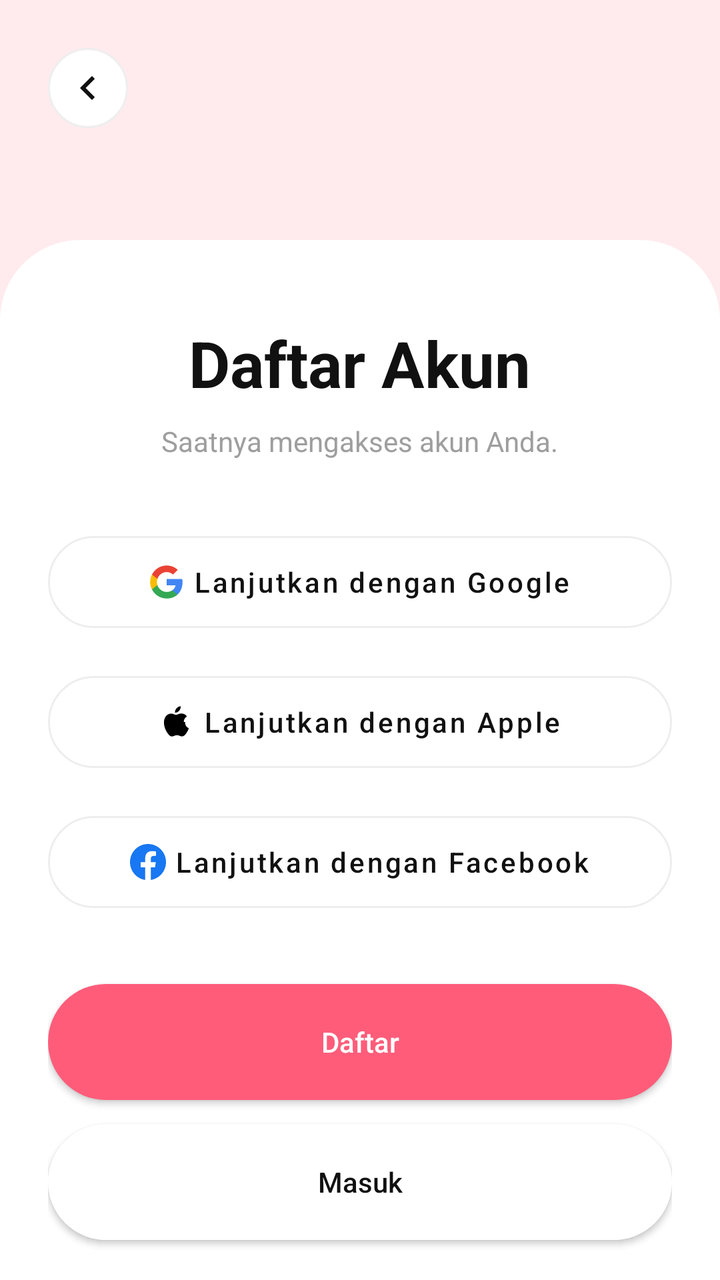
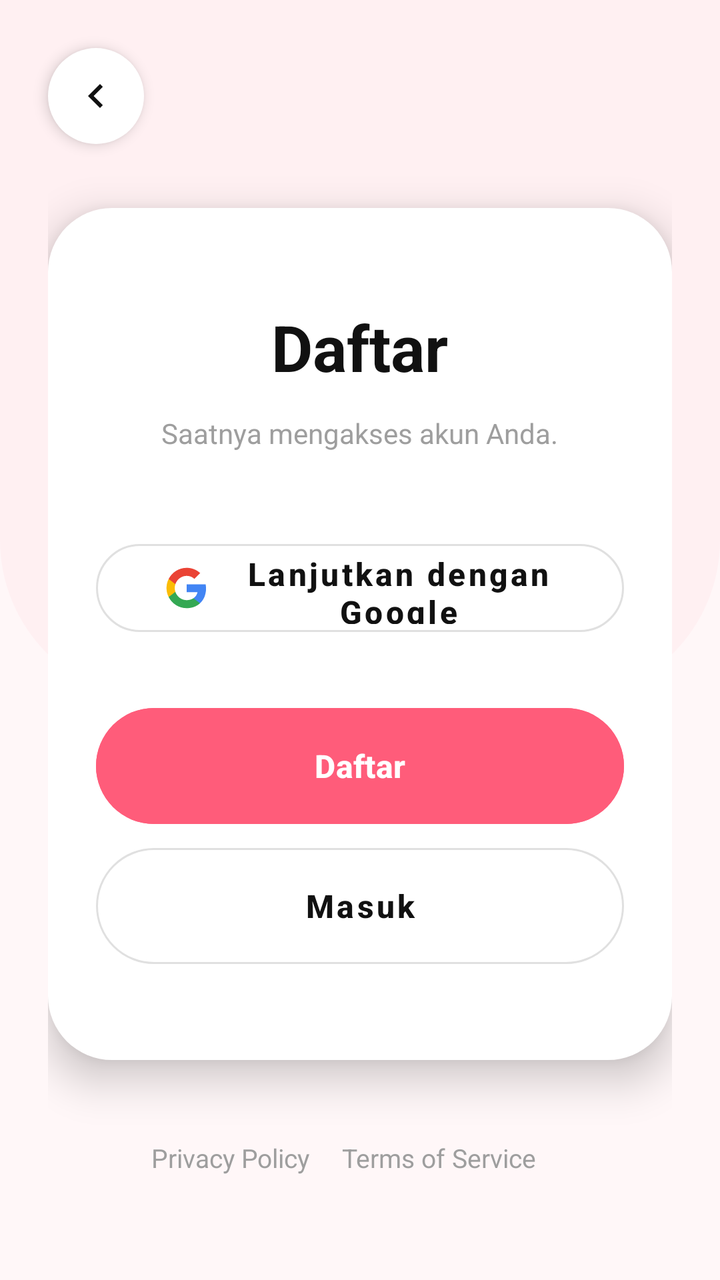

Compare the two renders of this Android layout. The source of the first and the diff that turns it into the second are given below.
<!-- AndroidManifest.xml: application theme Theme.TrackerSiklusMenstruasi -->
<!-- res/layout/activity_signup.xml -->
<?xml version="1.0" encoding="utf-8"?>
<androidx.constraintlayout.widget.ConstraintLayout xmlns:android="http://schemas.android.com/apk/res/android"
    xmlns:app="http://schemas.android.com/apk/res-auto"
    android:layout_width="match_parent"
    android:layout_height="match_parent"
    android:background="@color/peach_bg">

    <ImageButton
        android:id="@+id/btnBack"
        android:layout_width="40dp"
        android:layout_height="40dp"
        android:layout_marginStart="24dp"
        android:layout_marginTop="24dp"
        android:background="@drawable/bg_back_button"
        android:src="@drawable/ic_back"
        app:layout_constraintStart_toStartOf="parent"
        app:layout_constraintTop_toTopOf="parent"
        android:contentDescription="Back" />

    
    <View
        android:id="@+id/cardBg"
        android:layout_width="match_parent"
        android:layout_height="0dp"
        android:layout_marginTop="120dp"
        android:background="@drawable/bg_card"
        app:layout_constraintBottom_toBottomOf="parent"
        app:layout_constraintTop_toTopOf="parent" />

    <androidx.core.widget.NestedScrollView
        android:layout_width="match_parent"
        android:layout_height="0dp"
        android:fillViewport="true"
        app:layout_constraintBottom_toBottomOf="parent"
        app:layout_constraintTop_toTopOf="@id/cardBg">

        <LinearLayout
            android:layout_width="match_parent"
            android:layout_height="wrap_content"
            android:gravity="center_horizontal"
            android:orientation="vertical"
            android:padding="24dp">

            <TextView
                android:layout_width="wrap_content"
                android:layout_height="wrap_content"
                android:layout_marginTop="16dp"
                android:text="Daftar Akun"
                android:textColor="@color/black"
                android:textSize="32sp"
                android:textStyle="bold" />

            <TextView
                android:layout_width="wrap_content"
                android:layout_height="wrap_content"
                android:layout_marginTop="8dp"
                android:text="Saatnya mengakses akun Anda."
                android:textColor="@color/gray"
                android:textSize="14sp" />

            
            <com.google.android.material.button.MaterialButton
                android:id="@+id/btnGoogle"
                style="@style/Widget.MaterialComponents.Button.OutlinedButton"
                android:layout_width="match_parent"
                android:layout_height="58dp"
                android:layout_marginTop="32dp"
                android:text="Lanjutkan dengan Google"
                android:textAllCaps="false"
                android:textColor="@color/black"
                app:cornerRadius="30dp"
                app:strokeColor="@color/stroke"
                app:icon="@drawable/ic_google"
                app:iconGravity="textStart"
                app:iconTint="@null" />

            <com.google.android.material.button.MaterialButton
                android:id="@+id/btnApple"
                style="@style/Widget.MaterialComponents.Button.OutlinedButton"
                android:layout_width="match_parent"
                android:layout_height="58dp"
                android:layout_marginTop="12dp"
                android:text="Lanjutkan dengan Apple"
                android:textAllCaps="false"
                android:textColor="@color/black"
                app:cornerRadius="30dp"
                app:strokeColor="@color/stroke"
                app:icon="@drawable/ic_apple"
                app:iconGravity="textStart"
                app:iconTint="@null" />

            <com.google.android.material.button.MaterialButton
                android:id="@+id/btnFacebook"
                style="@style/Widget.MaterialComponents.Button.OutlinedButton"
                android:layout_width="match_parent"
                android:layout_height="58dp"
                android:layout_marginTop="12dp"
                android:text="Lanjutkan dengan Facebook"
                android:textAllCaps="false"
                android:textColor="@color/black"
                app:cornerRadius="30dp"
                app:strokeColor="@color/stroke"
                app:icon="@drawable/ic_facebook"
                app:iconGravity="textStart"
                app:iconTint="@null" />

            <Button
                android:id="@+id/btnSignup"
                android:layout_width="match_parent"
                android:layout_height="58dp"
                android:layout_marginTop="32dp"
                android:background="@drawable/bg_button_pink"
                android:text="Daftar"
                android:textAllCaps="false"
                android:textColor="@android:color/white"
                app:backgroundTint="@color/pink_main" />

            <Button
                android:id="@+id/btnSignin"
                android:layout_width="match_parent"
                android:layout_height="58dp"
                android:layout_marginTop="12dp"
                android:background="@drawable/bg_button_white_outline"
                android:text="Masuk"
                android:textAllCaps="false"
                android:textColor="@color/black"
                app:backgroundTint="@android:color/white" />

            <LinearLayout
                android:layout_width="wrap_content"
                android:layout_height="wrap_content"
                android:layout_marginTop="60dp"
                android:layout_marginBottom="24dp"
                android:orientation="horizontal">

                <TextView
                    android:layout_width="wrap_content"
                    android:layout_height="wrap_content"
                    android:text="Kebijakan Privasi"
                    android:textColor="@color/gray"
                    android:textSize="12sp" />

                <TextView
                    android:layout_width="wrap_content"
                    android:layout_height="wrap_content"
                    android:layout_marginHorizontal="8dp"
                    android:text="Ketentuan Layanan"
                    android:textColor="@color/gray"
                    android:textSize="12sp" />
            </LinearLayout>

        </LinearLayout>
    </androidx.core.widget.NestedScrollView>
</androidx.constraintlayout.widget.ConstraintLayout>
<!-- resources referenced by this layout -->
<resources>
  <color name="black">#111111</color>
  <color name="gray">#9E9E9E</color>
  <color name="peach_bg">#FFEBED</color>
  <color name="pink_main">#FF5C7A</color>
  <color name="stroke">#EEEEEE</color>
  <!-- drawable bg_back_button (drawable) -->
  <?xml version="1.0" encoding="utf-8"?>
  <shape xmlns:android="http://schemas.android.com/apk/res/android"
      android:shape="oval">
      <solid android:color="@android:color/white" />
      <stroke android:width="1dp" android:color="@color/stroke" />
  </shape>
  <!-- drawable bg_button_pink (drawable) -->
  <?xml version="1.0" encoding="utf-8"?>
  <ripple xmlns:android="http://schemas.android.com/apk/res/android"
      android:color="#40FFFFFF">
      <item>
          <shape android:shape="rectangle">
              <solid android:color="@color/pink_main" />
              <corners android:radius="30dp" />
          </shape>
      </item>
  </ripple>
  <!-- drawable bg_button_white_outline (drawable) -->
  <?xml version="1.0" encoding="utf-8"?>
  <ripple xmlns:android="http://schemas.android.com/apk/res/android"
      android:color="#10000000">
      <item>
          <shape android:shape="rectangle">
              <solid android:color="@android:color/white" />
              <stroke
                  android:width="1dp"
                  android:color="@color/stroke" />
              <corners android:radius="30dp" />
          </shape>
      </item>
  </ripple>
  <!-- drawable bg_card (drawable) -->
  <?xml version="1.0" encoding="utf-8"?>
  <shape xmlns:android="http://schemas.android.com/apk/res/android">
      <solid android:color="@android:color/white" />
      <corners
          android:topLeftRadius="40dp"
          android:topRightRadius="40dp" />
  </shape>
  <!-- drawable ic_apple (drawable) -->
  <vector xmlns:android="http://schemas.android.com/apk/res/android" android:width="24dp" android:height="24dp" android:viewportWidth="256" android:viewportHeight="256"><path android:fillColor="#000000" android:pathData="M178.4,127.7a47.3,47.3 0,0 1,22.7 -39.4,48.2 48.2,0 0,0 -38 -20.6c-16.2,-1.6 -31.6,9.6 -39.8,9.6s-20.7,-9.4 -34.3,-9.1A50.5,50.5 0,0 0,46.6,94.2c-19.1,33.1 -4.9,82.1 13.8,109.1 9.2,13.2 20.1,27.9 34.3,27.4 13.7,-0.5 18.9,-8.8 35.5,-8.8s21.2,8.8 35.7,8.5c14.8,-0.3 24.2,-13.3 33.3,-26.6a113.8,113.8 0,0 0,15.1 -31 46.1,46.1 0,0 1,-25.9 -45.1ZM146.4,47.8a45.9,45.9 0,0 0,10.6 -32.8,46.3 46.3,0 0,0 -30.4,15.6,44.1 44.1,0 0,0 -11.1,31.5,38.6 38.6,0 0,0 30.9,-14.3Z"/></vector>
  <!-- drawable ic_back (drawable) -->
  <vector xmlns:android="http://schemas.android.com/apk/res/android"
      android:width="24dp"
      android:height="24dp"
      android:viewportWidth="24"
      android:viewportHeight="24">
    <path
        android:fillColor="#111111"
        android:pathData="M15.41,7.41L14,6l-6,6 6,6 1.41,-1.41L10.83,12z"/>
  </vector>
  <!-- drawable ic_facebook (drawable) -->
  <vector xmlns:android="http://schemas.android.com/apk/res/android"
      android:width="24dp"
      android:height="24dp"
      android:viewportWidth="24"
      android:viewportHeight="24">
    <path
        android:fillColor="#1877F2"
        android:pathData="M24,12.07C24,5.41 18.63,0 12,0S0,5.41 0,12.07c0,6.03 4.42,11.02 10.12,11.91v-8.42H7.08V12.07h3.05V9.41c0-3.01 1.79-4.67 4.53-4.67 1.31,0 2.69,0.23 2.69,0.23v2.96h-1.51c-1.49,0-1.95,0.92-1.95,1.87v2.26h3.33l-0.53,3.49h-2.8v8.42C19.58,23.09 24,18.1 24,12.07z"/>
  </vector>
  <style name="Theme.TrackerSiklusMenstruasi" parent="Base.Theme.TrackerSiklusMenstruasi">
          
          <item name="android:editTextColor">@color/pink_main</item>
          <item name="android:textColorPrimary">@color/pink_main</item>
      </style>
  <style name="Base.Theme.TrackerSiklusMenstruasi" parent="Theme.Material3.DayNight.NoActionBar">
          
          <item name="colorPrimary">@color/pink_main</item>
          <item name="colorControlNormal">@color/pink_main</item>
      </style>
  <!-- unchanged entries left out for length: 1 -->
</resources>

<!-- the commit's change to res/layout/activity_signup.xml (unified diff, before → after) -->
@@ -3,152 +3,146 @@
     xmlns:app="http://schemas.android.com/apk/res-auto"
     android:layout_width="match_parent"
     android:layout_height="match_parent"
-    android:background="@color/peach_bg">
+    android:background="@color/pink_soft">
 
+    
+    <View
+        android:id="@+id/peachHeader"
+        android:layout_width="match_parent"
+        android:layout_height="350dp"
+        android:background="@drawable/bg_peach_header"
+        app:layout_constraintTop_toTopOf="parent" />
+
+    
     <ImageButton
         android:id="@+id/btnBack"
-        android:layout_width="40dp"
-        android:layout_height="40dp"
+        android:layout_width="48dp"
+        android:layout_height="48dp"
         android:layout_marginStart="24dp"
         android:layout_marginTop="24dp"
-        android:background="@drawable/bg_back_button"
+        android:background="@drawable/bg_circle_white"
+        android:elevation="4dp"
+        android:padding="12dp"
+        android:scaleType="centerInside"
         android:src="@drawable/ic_back"
         app:layout_constraintStart_toStartOf="parent"
         app:layout_constraintTop_toTopOf="parent"
-        android:contentDescription="Back" />
-
-    
-    <View
-        android:id="@+id/cardBg"
-        android:layout_width="match_parent"
-        android:layout_height="0dp"
-        android:layout_marginTop="120dp"
-        android:background="@drawable/bg_card"
-        app:layout_constraintBottom_toBottomOf="parent"
-        app:layout_constraintTop_toTopOf="parent" />
+        app:tint="@color/black" />
 
     <androidx.core.widget.NestedScrollView
         android:layout_width="match_parent"
         android:layout_height="0dp"
         android:fillViewport="true"
         app:layout_constraintBottom_toBottomOf="parent"
-        app:layout_constraintTop_toTopOf="@id/cardBg">
+        app:layout_constraintTop_toBottomOf="@id/btnBack">
 
         <LinearLayout
             android:layout_width="match_parent"
             android:layout_height="wrap_content"
             android:gravity="center_horizontal"
             android:orientation="vertical"
-            android:padding="24dp">
-
-            <TextView
-                android:layout_width="wrap_content"
-                android:layout_height="wrap_content"
-                android:layout_marginTop="16dp"
-                android:text="Daftar Akun"
-                android:textColor="@color/black"
-                android:textSize="32sp"
-                android:textStyle="bold" />
-
-            <TextView
-                android:layout_width="wrap_content"
-                android:layout_height="wrap_content"
-                android:layout_marginTop="8dp"
-                android:text="Saatnya mengakses akun Anda."
-                android:textColor="@color/gray"
-                android:textSize="14sp" />
+            android:paddingHorizontal="24dp"
+            android:paddingBottom="40dp">
 
             
-            <com.google.android.material.button.MaterialButton
-                android:id="@+id/btnGoogle"
-                style="@style/Widget.MaterialComponents.Button.OutlinedButton"
+            <LinearLayout
+                android:id="@+id/signupCard"
                 android:layout_width="match_parent"
-                android:layout_height="58dp"
+                android:layout_height="wrap_content"
                 android:layout_marginTop="32dp"
-                android:text="Lanjutkan dengan Google"
-                android:textAllCaps="false"
-                android:textColor="@color/black"
-                app:cornerRadius="30dp"
-                app:strokeColor="@color/stroke"
-                app:icon="@drawable/ic_google"
-                app:iconGravity="textStart"
-                app:iconTint="@null" />
+                android:background="@drawable/bg_signup_card"
+                android:elevation="12dp"
+                android:gravity="center_horizontal"
+                android:orientation="vertical"
+                android:paddingHorizontal="24dp"
+                android:paddingVertical="48dp">
 
-            <com.google.android.material.button.MaterialButton
-                android:id="@+id/btnApple"
-                style="@style/Widget.MaterialComponents.Button.OutlinedButton"
-                android:layout_width="match_parent"
-                android:layout_height="58dp"
-                android:layout_marginTop="12dp"
-                android:text="Lanjutkan dengan Apple"
-                android:textAllCaps="false"
-                android:textColor="@color/black"
-                app:cornerRadius="30dp"
-                app:strokeColor="@color/stroke"
-                app:icon="@drawable/ic_apple"
-                app:iconGravity="textStart"
-                app:iconTint="@null" />
+                <TextView
+                    android:id="@+id/tvTitle"
+                    android:layout_width="wrap_content"
+                    android:layout_height="wrap_content"
+                    android:text="Daftar"
+                    android:textColor="@color/black"
+                    android:textSize="32sp"
+                    android:textStyle="bold" />
 
-            <com.google.android.material.button.MaterialButton
-                android:id="@+id/btnFacebook"
-                style="@style/Widget.MaterialComponents.Button.OutlinedButton"
-                android:layout_width="match_parent"
-                android:layout_height="58dp"
-                android:layout_marginTop="12dp"
-                android:text="Lanjutkan dengan Facebook"
-                android:textAllCaps="false"
-                android:textColor="@color/black"
-                app:cornerRadius="30dp"
-                app:strokeColor="@color/stroke"
-                app:icon="@drawable/ic_facebook"
-                app:iconGravity="textStart"
-                app:iconTint="@null" />
+                <TextView
+                    android:id="@+id/tvSubtitle"
+                    android:layout_width="wrap_content"
+                    android:layout_height="wrap_content"
+                    android:layout_marginTop="12dp"
+                    android:text="Saatnya mengakses akun Anda."
+                    android:textColor="#9E9E9E"
+                    android:textSize="14sp" />
 
-            <Button
-                android:id="@+id/btnSignup"
-                android:layout_width="match_parent"
-                android:layout_height="58dp"
-                android:layout_marginTop="32dp"
-                android:background="@drawable/bg_button_pink"
-                android:text="Daftar"
-                android:textAllCaps="false"
-                android:textColor="@android:color/white"
-                app:backgroundTint="@color/pink_main" />
+                
+                <com.google.android.material.button.MaterialButton
+                    android:id="@+id/btnGoogle"
+                    style="@style/Widget.MaterialComponents.Button.OutlinedButton"
+                    android:layout_width="match_parent"
+                    android:layout_height="56dp"
+                    android:layout_marginTop="40dp"
+                    android:text="Lanjutkan dengan Google"
+                    android:textAllCaps="false"
+                    android:textColor="@color/black"
+                    android:textSize="16sp"
+                    android:textStyle="bold"
+                    app:cornerRadius="28dp"
+                    app:icon="@drawable/ic_google"
+                    app:iconGravity="textStart"
+                    app:iconPadding="16dp"
+                    app:iconSize="22dp"
+                    app:iconTint="@null"
+                    app:strokeColor="#E0E0E0"
+                    app:strokeWidth="1dp" />
 
-            <Button
-                android:id="@+id/btnSignin"
-                android:layout_width="match_parent"
-                android:layout_height="58dp"
-                android:layout_marginTop="12dp"
-                android:background="@drawable/bg_button_white_outline"
-                android:text="Masuk"
-                android:textAllCaps="false"
-                android:textColor="@color/black"
-                app:backgroundTint="@android:color/white" />
+                
+                <com.google.android.material.button.MaterialButton
+                    android:id="@+id/btnGoToRegister"
+                    android:layout_width="match_parent"
+                    android:layout_height="58dp"
+                    android:layout_marginTop="32dp"
+                    android:backgroundTint="@color/pink_main"
+                    android:insetTop="0dp"
+                    android:insetBottom="0dp"
+                    android:text="Daftar"
+                    android:textAllCaps="false"
+                    android:textColor="@android:color/white"
+                    android:textSize="16sp"
+                    android:textStyle="bold"
+                    app:cornerRadius="29dp" />
 
+                <com.google.android.material.button.MaterialButton
+                    android:id="@+id/btnGoToLogin"
+                    style="@style/Widget.MaterialComponents.Button.OutlinedButton"
+                    android:layout_width="match_parent"
+                    android:layout_height="58dp"
+                    android:layout_marginTop="12dp"
+                    android:backgroundTint="@android:color/white"
+                    android:insetTop="0dp"
+                    android:insetBottom="0dp"
+                    android:text="Masuk"
+                    android:textAllCaps="false"
+                    android:textColor="@color/black"
+                    android:textSize="16sp"
+                    android:textStyle="bold"
+                    app:cornerRadius="29dp"
+                    app:strokeColor="#E0E0E0"
+                    app:strokeWidth="1dp" />
+
+            </LinearLayout>
+
+            
             <LinearLayout
                 android:layout_width="wrap_content"
                 android:layout_height="wrap_content"
-                android:layout_marginTop="60dp"
-                android:layout_marginBottom="24dp"
+                android:layout_marginTop="40dp"
                 android:orientation="horizontal">
-
-                <TextView
-                    android:layout_width="wrap_content"
-                    android:layout_height="wrap_content"
-                    android:text="Kebijakan Privasi"
-                    android:textColor="@color/gray"
-                    android:textSize="12sp" />
-
-                <TextView
-                    android:layout_width="wrap_content"
-                    android:layout_height="wrap_content"
-                    android:layout_marginHorizontal="8dp"
-                    android:text="Ketentuan Layanan"
-                    android:textColor="@color/gray"
-                    android:textSize="12sp" />
+                <TextView android:id="@+id/tvPrivacy" android:layout_width="wrap_content" android:layout_height="wrap_content" android:text="Privacy Policy" android:textColor="#9E9E9E" android:textSize="13sp" />
+                <TextView android:id="@+id/tvTerms" android:layout_width="wrap_content" android:layout_height="wrap_content" android:layout_marginHorizontal="16dp" android:text="Terms of Service" android:textColor="#9E9E9E" android:textSize="13sp" />
             </LinearLayout>
 
         </LinearLayout>
     </androidx.core.widget.NestedScrollView>
+
 </androidx.constraintlayout.widget.ConstraintLayout>
<!-- resource entries referenced after the edit -->
@@ -1,52 +1,29 @@
 <!-- resources referenced by this layout -->
 <resources>
   <color name="black">#111111</color>
-  <color name="gray">#9E9E9E</color>
-  <color name="peach_bg">#FFEBED</color>
+  <color name="peach_bg">#FFF0F2</color>
   <color name="pink_main">#FF5C7A</color>
-  <color name="stroke">#EEEEEE</color>
-  <!-- drawable bg_back_button (drawable) -->
+  <color name="pink_soft">#FFF7F8</color>
+  <!-- drawable bg_circle_white (drawable) -->
   <?xml version="1.0" encoding="utf-8"?>
   <shape xmlns:android="http://schemas.android.com/apk/res/android"
       android:shape="oval">
-      <solid android:color="@android:color/white" />
-      <stroke android:width="1dp" android:color="@color/stroke" />
+      <solid android:color="@color/white" />
   </shape>
-  <!-- drawable bg_button_pink (drawable) -->
+  <!-- drawable bg_peach_header (drawable) -->
   <?xml version="1.0" encoding="utf-8"?>
-  <ripple xmlns:android="http://schemas.android.com/apk/res/android"
-      android:color="#40FFFFFF">
-      <item>
-          <shape android:shape="rectangle">
-              <solid android:color="@color/pink_main" />
-              <corners android:radius="30dp" />
-          </shape>
-      </item>
-  </ripple>
-  <!-- drawable bg_button_white_outline (drawable) -->
-  <?xml version="1.0" encoding="utf-8"?>
-  <ripple xmlns:android="http://schemas.android.com/apk/res/android"
-      android:color="#10000000">
-      <item>
-          <shape android:shape="rectangle">
-              <solid android:color="@android:color/white" />
-              <stroke
-                  android:width="1dp"
-                  android:color="@color/stroke" />
-              <corners android:radius="30dp" />
-          </shape>
-      </item>
-  </ripple>
-  <!-- drawable bg_card (drawable) -->
+  <shape xmlns:android="http://schemas.android.com/apk/res/android">
+      <solid android:color="@color/peach_bg" />
+      <corners
+          android:bottomLeftRadius="80dp"
+          android:bottomRightRadius="80dp" />
+  </shape>
+  <!-- drawable bg_signup_card (drawable) -->
   <?xml version="1.0" encoding="utf-8"?>
   <shape xmlns:android="http://schemas.android.com/apk/res/android">
       <solid android:color="@android:color/white" />
-      <corners
-          android:topLeftRadius="40dp"
-          android:topRightRadius="40dp" />
+      <corners android:radius="32dp" />
   </shape>
-  <!-- drawable ic_apple (drawable) -->
-  <vector xmlns:android="http://schemas.android.com/apk/res/android" android:width="24dp" android:height="24dp" android:viewportWidth="256" android:viewportHeight="256"><path android:fillColor="#000000" android:pathData="M178.4,127.7a47.3,47.3 0,0 1,22.7 -39.4,48.2 48.2,0 0,0 -38 -20.6c-16.2,-1.6 -31.6,9.6 -39.8,9.6s-20.7,-9.4 -34.3,-9.1A50.5,50.5 0,0 0,46.6,94.2c-19.1,33.1 -4.9,82.1 13.8,109.1 9.2,13.2 20.1,27.9 34.3,27.4 13.7,-0.5 18.9,-8.8 35.5,-8.8s21.2,8.8 35.7,8.5c14.8,-0.3 24.2,-13.3 33.3,-26.6a113.8,113.8 0,0 0,15.1 -31 46.1,46.1 0,0 1,-25.9 -45.1ZM146.4,47.8a45.9,45.9 0,0 0,10.6 -32.8,46.3 46.3,0 0,0 -30.4,15.6,44.1 44.1,0 0,0 -11.1,31.5,38.6 38.6,0 0,0 30.9,-14.3Z"/></vector>
   <!-- drawable ic_back (drawable) -->
   <vector xmlns:android="http://schemas.android.com/apk/res/android"
       android:width="24dp"
@@ -57,21 +34,16 @@
         android:fillColor="#111111"
         android:pathData="M15.41,7.41L14,6l-6,6 6,6 1.41,-1.41L10.83,12z"/>
   </vector>
-  <!-- drawable ic_facebook (drawable) -->
-  <vector xmlns:android="http://schemas.android.com/apk/res/android"
-      android:width="24dp"
-      android:height="24dp"
-      android:viewportWidth="24"
-      android:viewportHeight="24">
-    <path
-        android:fillColor="#1877F2"
-        android:pathData="M24,12.07C24,5.41 18.63,0 12,0S0,5.41 0,12.07c0,6.03 4.42,11.02 10.12,11.91v-8.42H7.08V12.07h3.05V9.41c0-3.01 1.79-4.67 4.53-4.67 1.31,0 2.69,0.23 2.69,0.23v2.96h-1.51c-1.49,0-1.95,0.92-1.95,1.87v2.26h3.33l-0.53,3.49h-2.8v8.42C19.58,23.09 24,18.1 24,12.07z"/>
-  </vector>
   <style name="Theme.TrackerSiklusMenstruasi" parent="Base.Theme.TrackerSiklusMenstruasi">
           
           <item name="android:editTextColor">@color/pink_main</item>
           <item name="android:textColorPrimary">@color/pink_main</item>
+          <item name="android:navigationBarColor">@android:color/transparent</item>
+          <item name="android:windowTranslucentNavigation">true</item>
+          <item name="android:statusBarColor">@android:color/transparent</item>
+          <item name="android:windowLightStatusBar">true</item>
       </style>
+  <color name="white">#FFFFFF</color>
   <style name="Base.Theme.TrackerSiklusMenstruasi" parent="Theme.Material3.DayNight.NoActionBar">
           
           <item name="colorPrimary">@color/pink_main</item>
